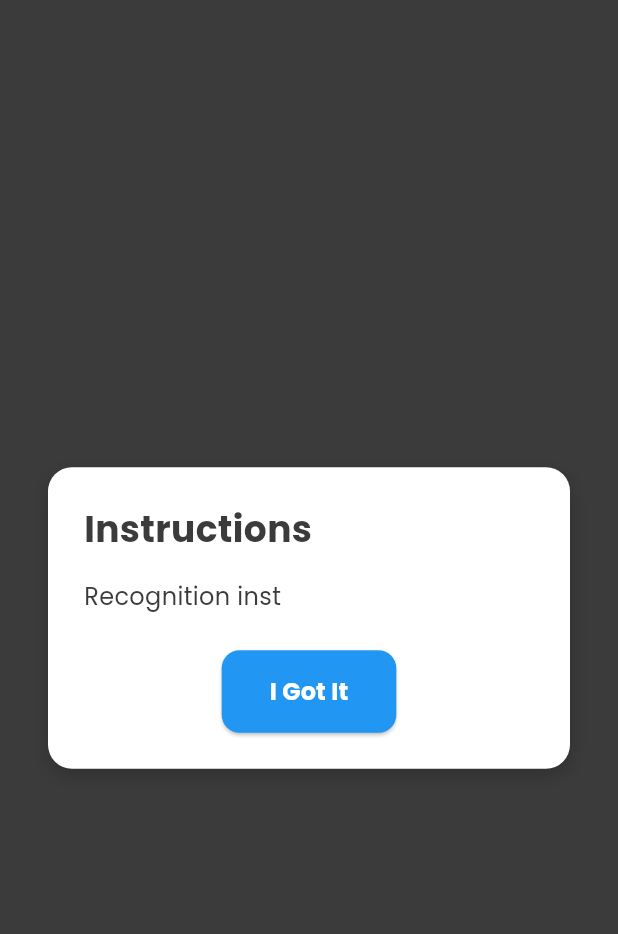
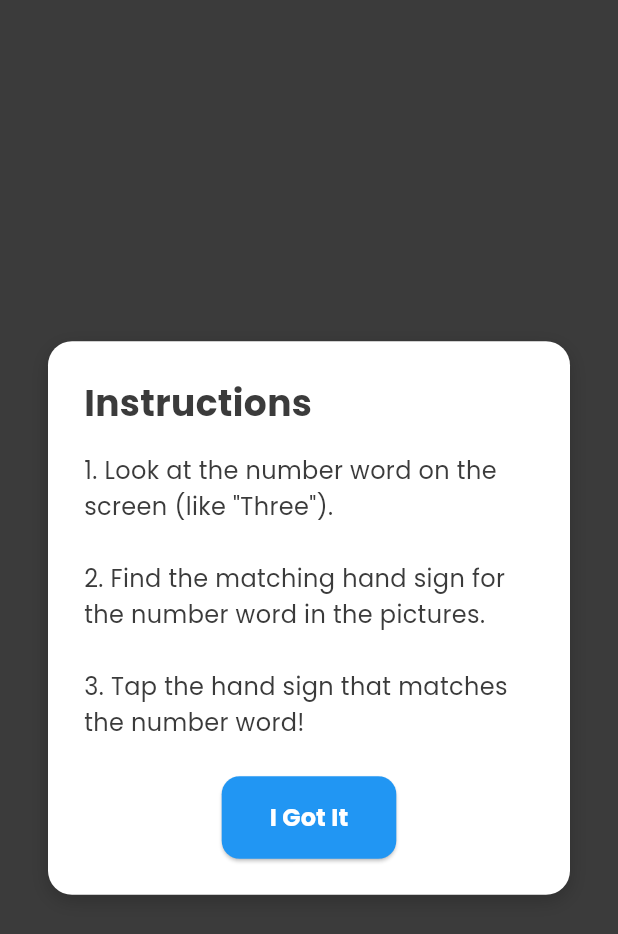
Before and after one commit to PeterDMadrid/Flutter_UI, a Flutter app: the RecognitionScreen screen opened by its route, on a phone screen of 412 x 824 dp. Shown: the top 934 px of the screen. Run offline on Flutter 3.47's test engine with Material 3 defaults, Android fonts, the light colour scheme and no system bars; our stand-ins replace lottie; project files that could hold a hidden picture were left out.

Commit message:
Added instruction for signing and reco. screens

```diff
--- a/lib/screens/practice/recognition_screen.dart
+++ b/lib/screens/practice/recognition_screen.dart
@@ -11,6 +11,12 @@ class RecognitionScreen extends StatefulWidget {
 class _RecognitionScreenState extends State<RecognitionScreen> {
   OverlayEntry? _overlayEntry;
 
+  final String instructions = """1. Look at the number word on the screen (like "Three").
+
+2. Find the matching hand sign for the number word in the pictures.
+
+3. Tap the hand sign that matches the number word!""";
+
   @override
   void initState() {
     super.initState();
@@ -21,13 +27,14 @@ class _RecognitionScreenState extends State<RecognitionScreen> {
 
   void _showInstructions() {
     _overlayEntry = OverlayEntry(
-        builder: (context) => Instructions(
-              onGotIt: () {
-                _overlayEntry?.remove();
-                _overlayEntry = null;
-              },
-              instructionContent: "Recognition inst",
-            ));
+      builder: (context) => Instructions(
+        onGotIt: () {
+          _overlayEntry?.remove();
+          _overlayEntry = null;
+        },
+        instructionContent: instructions,
+      ),
+    );
 
     Overlay.of(context).insert(_overlayEntry!);
   }
--- a/lib/screens/practice/signing_screen.dart
+++ b/lib/screens/practice/signing_screen.dart
@@ -11,6 +11,12 @@ class SigningScreen extends StatefulWidget {
 class _SigningScreenState extends State<SigningScreen> {
   OverlayEntry? _overlayEntry;
 
+  final String instructions = """1. Look at the number word on the screen (like "Three").
+
+2. Use your hand to sign the number in front of the camera.
+
+3. Wait for the app to check your sign and give feedback!""";
+
   @override
   void initState() {
     super.initState();
@@ -21,13 +27,14 @@ class _SigningScreenState extends State<SigningScreen> {
 
   void _showInstructions() {
     _overlayEntry = OverlayEntry(
-        builder: (context) => Instructions(
-              onGotIt: () {
-                _overlayEntry?.remove();
-                _overlayEntry = null;
-              },
-              instructionContent: "1. Signing inst",
-            ));
+      builder: (context) => Instructions(
+        onGotIt: () {
+          _overlayEntry?.remove();
+          _overlayEntry = null;
+        },
+        instructionContent: instructions,
+      ),
+    );
 
     Overlay.of(context).insert(_overlayEntry!);
   }
```
